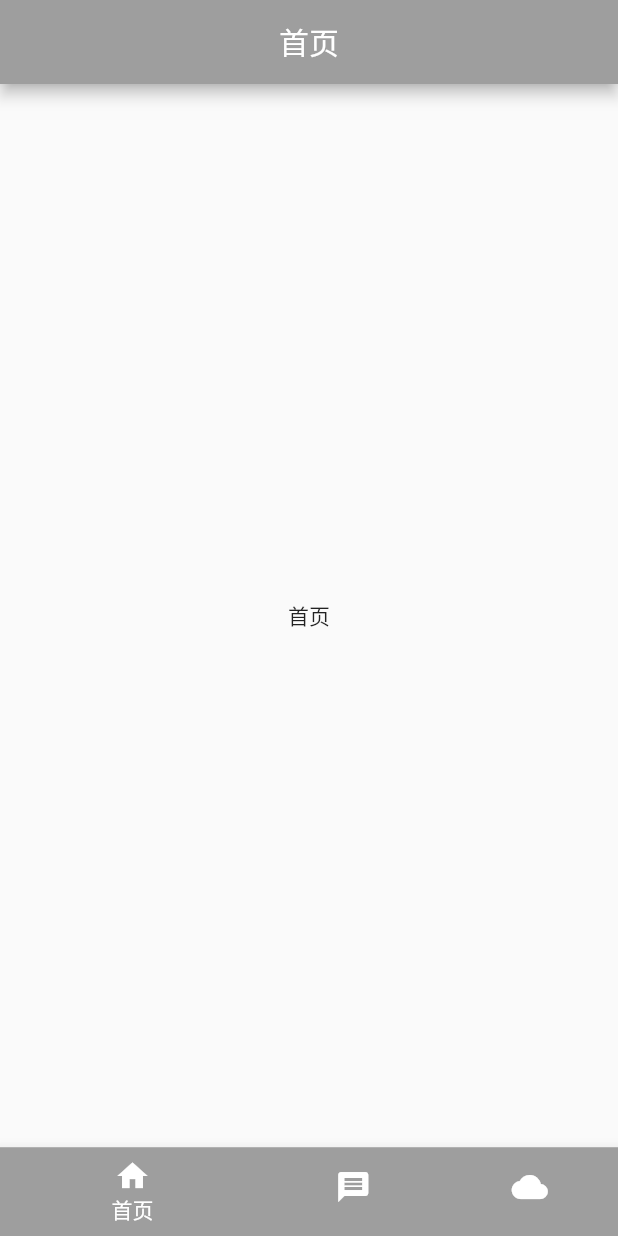
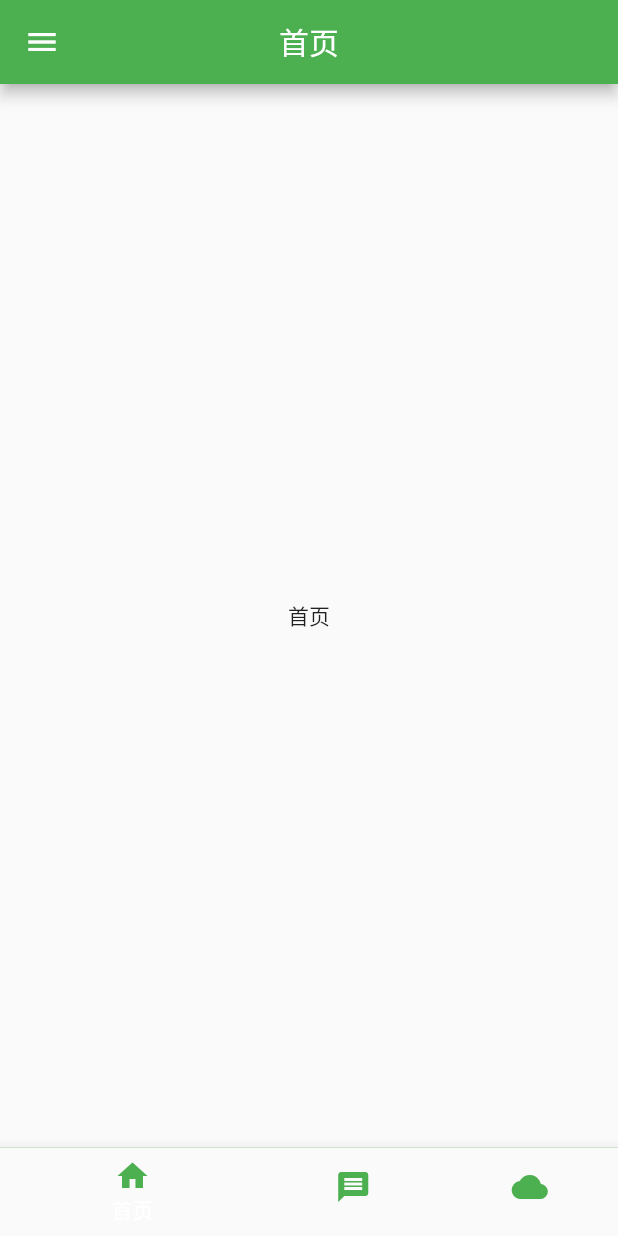
Before and after one commit to zhanglong233/FlutterDemo, a Flutter app: the screen it shows after launch, on a phone screen of 412 x 824 dp. Run offline on Flutter 3.47's test engine with Material 2 defaults, Android fonts, the phone set to English and light mode, and no system bars.

Commit message:
自定义bottomnavigatonitem

```diff
--- a/lib/main.dart
+++ b/lib/main.dart
@@ -14,7 +14,7 @@ class MyApp extends StatelessWidget {
       theme: new ThemeData(
         //primarySwatch: Colors.blue,
         brightness: Brightness.light,
-        primaryColor: Colors.grey,
+        primaryColor: Colors.green,
         accentColor: Colors.deepOrangeAccent
       ),
       home: new MyHomePage(),
@@ -41,7 +41,35 @@ class _MyHomePageState extends State<MyHomePage> {
   @override
   Widget build(BuildContext context) {
     return new Scaffold(
-      backgroundColor: Colors.grey,
+      backgroundColor: Colors.green,
+      appBar: new AppBar(
+        title: new Text(
+            '首页',
+          style: new TextStyle(
+            color: Colors.white
+          ),
+        ),
+        centerTitle: true,
+      ),
+      drawer: new Drawer(
+        child: new Column(
+          children: <Widget>[
+            new Container(
+                //width: 20.0,
+                height: 280.0,
+                color: Colors.grey,
+              child: new Center(
+                //child: new Text('QQ:1274029513'),
+                child: new CircleAvatar(
+                  //backgroundImage:new NetworkImage("https://ss0.baidu.com/6ONWsjip0QIZ8tyhnq/it/u=3463668003,3398677327&fm=58"),
+                  backgroundColor: Colors.green,
+                  child: new Text("P"),//可以在图片上添加文字等等
+                ),
+              )
+            ),
+          ],
+        ),
+      ),
       body: new PageView(
         children: <Widget>[
           new FirstPage(),
@@ -54,15 +82,39 @@ class _MyHomePageState extends State<MyHomePage> {
       bottomNavigationBar: new BottomNavigationBar(
         items: [
           new BottomNavigationBarItem(
-              backgroundColor: Colors.grey,
-              icon: new Icon(Icons.home),
-              title: new Text('首页')),
+              //backgroundColor: Colors.green,
+              icon: new Icon(
+                Icons.home,
+                color: Colors.green,
+              ),
+              title: new Text(
+                  '首页',
+                style: new TextStyle(
+                  color: Colors.green
+                ),
+              )),
           new BottomNavigationBarItem(
-              icon: new Icon(Icons.message),
-              title: new Text('消息')),
+              icon: new Icon(
+                Icons.message,
+                color: Colors.green,
+              ),
+              title: new Text(
+                '消息',
+                style: new TextStyle(
+                    color: Colors.green
+                ),
+              )),
           new BottomNavigationBarItem(
-              icon: new Icon(Icons.cloud),
-              title: new Text('我的'))
+              icon: new Icon(
+                Icons.cloud,
+                color: Colors.green,
+              ),
+              title: new Text(
+                '我的',
+                style: new TextStyle(
+                    color: Colors.green
+                ),
+              )),
         ],
         type: BottomNavigationBarType.shifting,
         onTap: onTap,
@@ -83,8 +135,28 @@ class _MyHomePageState extends State<MyHomePage> {
       this.page = page;
     });
   }
+
 }
 
+
+class BottomNavItem extends StatelessWidget {
+  const BottomNavItem({
+    Key key,
+    this.color: const Color(0xFF2DBD3A),
+    this.child,
+  }) : super(key: key);
+
+  final Color color;
+  final Widget child;
+
+  @override
+  Widget build(BuildContext context) {
+    return new Container(
+      color: color,
+      child: child,
+    );
+  }
+}
 
 
 /*class _MyHomePageState extends State<MyHomePage> with SingleTickerProviderStateMixin{
--- a/lib/screen/firstPage.dart
+++ b/lib/screen/firstPage.dart
@@ -9,7 +9,7 @@ class FirstPageState extends State<FirstPage> {
   @override
   Widget build(BuildContext context) {
     return new Scaffold(
-      appBar: new AppBar(
+      /*appBar: new AppBar(
         title: new Text(
           '首页',
           style: new TextStyle(
@@ -17,7 +17,7 @@ class FirstPageState extends State<FirstPage> {
           ),
         ),
         centerTitle: true
-      ),
+      ),*/
       body: new Center(
         child: new Text('首页'),
       ),
--- a/lib/screen/secondPage.dart
+++ b/lib/screen/secondPage.dart
@@ -11,7 +11,7 @@ class SecondPageState extends State<SecondPage> {
   @override
   Widget build(BuildContext context) {
     return new Scaffold(
-      appBar: new AppBar(
+      /*appBar: new AppBar(
         title: new Text(
             '消息',
             style: new TextStyle(
@@ -19,7 +19,7 @@ class SecondPageState extends State<SecondPage> {
             )
         ),
         centerTitle: true,
-      ),
+      ),*/
       body: new Center(
         child: new Text('消息'),
       ),
--- a/lib/screen/thirdPage.dart
+++ b/lib/screen/thirdPage.dart
@@ -9,7 +9,7 @@ class ThirdPageState extends State<ThirdPage> {
   @override
   Widget build(BuildContext context) {
     return new Scaffold(
-      appBar: new AppBar(
+      /*appBar: new AppBar(
         title: new Text(
             '我的',
           style: new TextStyle(
@@ -17,7 +17,7 @@ class ThirdPageState extends State<ThirdPage> {
           ),
         ),
         centerTitle: true,
-      ),
+      ),*/
       body: new Center(
         child: new Text('我的'),
       ),
--- a/pubspec.yaml
+++ b/pubspec.yaml
@@ -38,6 +38,7 @@ flutter:
   #  - images/a_dot_burr.jpeg
   #  - images/a_dot_ham.jpeg
 
+
   # An image asset can refer to one or more resolution-specific "variants", see
   # https://flutter.io/assets-and-images/#resolution-aware.
 
```
Also changed, not shown: lib/components/bottomNavigation_icon_view.dart (added, +24 -0 lines), lib/images/normal_user_icon.jpeg (added), 1 other file.
